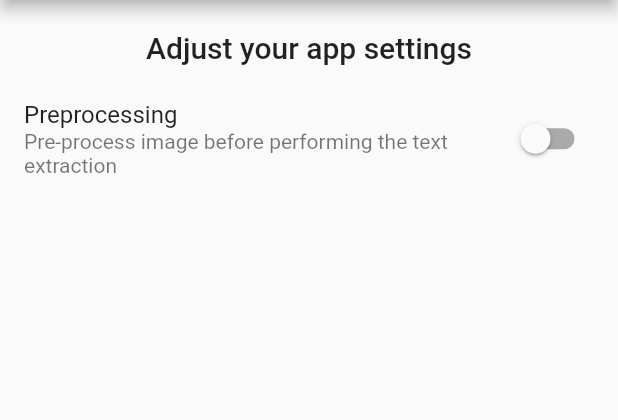
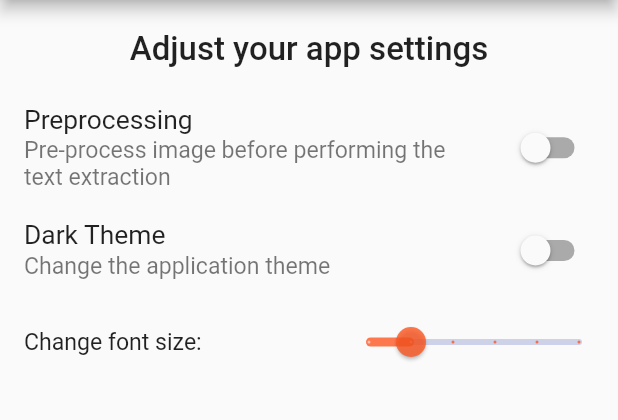
Before and after one commit to TomerGibor/Final-Project-OCR, a Flutter app: the screen it shows after launch, in the side drawer, after a tap on "Settings", on a phone screen of 412 x 824 dp, the part 84-504 px from its top. Run offline on Flutter 3.47's test engine with Material 2 defaults, Android fonts, the phone set to English and light mode, and no system bars; our stand-ins replace image_picker, share, shared_preferences, sqflite; accounts and stored records are empty.

Commit message:
Improved settings page. Added font size control.

```diff
--- a/App/Editable/lib/main.dart
+++ b/App/Editable/lib/main.dart
@@ -28,7 +28,41 @@ class App extends StatelessWidget {
           create: (ctx) => Editables(),
         ),
       ],
-      child: MaterialApp(
+      child: Consumer<Settings>(
+        builder: (ctx, settings, child) => MaterialApp(
+          theme: ThemeData(
+            primarySwatch: Colors.indigo,
+            accentColor: Colors.deepOrange,
+            visualDensity: VisualDensity.adaptivePlatformDensity,
+            textTheme: Theme.of(context).textTheme.apply(
+                  fontSizeFactor: settings.fontSizeFactor,
+                ),
+            brightness: settings.darkTheme ? Brightness.dark : Brightness.light,
+          ),
+          home: HomeScreen(),
+          routes: {
+            SettingsScreen.routeName: (ctx) => SettingsScreen(),
+            AddEditableScreen.routeName: (ctx) => AddEditableScreen(),
+            EditEditableScreen.routeName: (ctx) => EditEditableScreen(),
+          },
+          debugShowCheckedModeBanner: false,
+        ),
+      ),
+    );
+  }
+}
+
+/*
+child: FutureBuilder(
+        future:
+            Provider.of<Settings>(context, listen: false).fetchAndSetSettings(),
+        builder: (context, snapshot) {
+          if (snapshot.connectionState == ConnectionState.waiting) {
+            return Center(
+              child: CircularProgressIndicator(),
+            );
+          }
+          return MaterialApp(
             theme: ThemeData(
               primarySwatch: Colors.indigo,
               accentColor: Colors.deepOrange,
@@ -41,7 +75,7 @@ class App extends StatelessWidget {
               EditEditableScreen.routeName: (ctx) => EditEditableScreen(),
             },
             debugShowCheckedModeBanner: false,
+          );
+        },
       ),
-    );
-  }
-}
+      */
--- a/App/Editable/lib/providers/settings.dart
+++ b/App/Editable/lib/providers/settings.dart
@@ -2,26 +2,64 @@ import 'package:flutter/foundation.dart';
 import 'package:shared_preferences/shared_preferences.dart';
 
 class Settings with ChangeNotifier {
+  final preprocessingKey = 'preprocessing';
+  final darkThemeKey = 'darkTheme';
+  final fontSizeFactorKey = 'fontSizeFactor';
+  final fontSizeDefaultFactor = 1.1;
+
   bool _preprocessing;
+  bool _darkTheme;
+  double _fontSizeFactor;
+  SharedPreferences _prefs;
 
-  Future<bool> get preprocessing async {
-    if (_preprocessing == null) {
-      final prefs = await SharedPreferences.getInstance();
-      _preprocessing = prefs.getBool('preprocessing') ?? false;
-    }
-    return _preprocessing;
+  Settings() {
+    _preprocessing = true;
+    _darkTheme = false;
+    _fontSizeFactor = fontSizeDefaultFactor;
+    loadFromPrefs();
   }
 
-  Future<void> setPreprocessing(bool newValue) async {
-    _preprocessing = newValue;
-    final prefs = await SharedPreferences.getInstance();
-    prefs.setBool('preprocessing', _preprocessing);
+  bool get preprocessing => _preprocessing;
+  double get fontSizeFactor => _fontSizeFactor;
+  bool get darkTheme => _darkTheme;
+
+  void togglePreprocessing() {
+    _preprocessing = !_preprocessing;
+    saveToPrefs();
     notifyListeners();
   }
 
-  Future<void> fetchAndSetSettings() async {
-    final prefs = await SharedPreferences.getInstance();
-    _preprocessing = prefs.getBool('preprocessing') ?? false;
+  void toggleDarkTheme() {
+    _darkTheme = !_darkTheme;
+    saveToPrefs();
     notifyListeners();
   }
+
+  void setFontSize(double newValue) {
+    _fontSizeFactor = newValue;
+    saveToPrefs();
+    notifyListeners();
+  }
+
+  Future<void> initPrefs() async {
+    if (_prefs == null) {
+      _prefs = await SharedPreferences.getInstance();
+    }
+  }
+
+  Future<void> loadFromPrefs() async {
+    await initPrefs();
+    _preprocessing = _prefs.getBool(preprocessingKey) ?? false;
+    _darkTheme = _prefs.getBool(darkThemeKey) ?? false;
+    _fontSizeFactor =
+        _prefs.getDouble(fontSizeFactorKey) ?? fontSizeDefaultFactor;
+    notifyListeners();
+  }
+
+  Future<void> saveToPrefs() async {
+    await initPrefs();
+    _prefs.setBool(preprocessingKey, _preprocessing);
+    _prefs.setBool(darkThemeKey, _darkTheme);
+    _prefs.setDouble(fontSizeFactorKey, _fontSizeFactor);
+  }
 }
--- a/App/Editable/lib/screens/settings_screen.dart
+++ b/App/Editable/lib/screens/settings_screen.dart
@@ -4,15 +4,8 @@ import 'package:provider/provider.dart';
 import '../widgets/app_drawer.dart';
 import '../providers/settings.dart';
 
-class SettingsScreen extends StatefulWidget {
+class SettingsScreen extends StatelessWidget {
   static const routeName = '/settings';
-
-  @override
-  _SettingsScreenState createState() => _SettingsScreenState();
-}
-
-class _SettingsScreenState extends State<SettingsScreen> {
-  var _preprocess = false;
 
   Widget _buildSwitchListTile(
     String title,
@@ -28,12 +21,6 @@ class _SettingsScreenState extends State<SettingsScreen> {
       ),
       onChanged: updateValue,
     );
-  }
-
-  Future<void> initializeData() async {
-    final settingsProvider = Provider.of<Settings>(context, listen: false);
-    await settingsProvider.fetchAndSetSettings();
-    _preprocess = await settingsProvider.preprocessing;
   }
 
   @override
@@ -52,33 +39,50 @@ class _SettingsScreenState extends State<SettingsScreen> {
               style: Theme.of(context).textTheme.headline6,
             ),
           ),
-          FutureBuilder(
-            future: initializeData(),
-            builder: (context, snapshot) {
-              if (snapshot.connectionState == ConnectionState.waiting) {
-                return Center(
-                  child: CircularProgressIndicator(),
-                );
-              }
-              return Expanded(
+          Consumer<Settings>(
+            builder: (ctx, settings, child) => Expanded(
               child: ListView(
                 children: [
                   _buildSwitchListTile(
                     'Preprocessing',
                     'Pre-process image before performing the text extraction',
-                      _preprocess,
+                    settings.preprocessing,
                     (newValue) {
-                        Provider.of<Settings>(context, listen: false)
-                            .setPreprocessing(newValue);
-                        setState(() {
-                          _preprocess = newValue;
-                        });
+                      settings.togglePreprocessing();
+                    },
+                  ),
+                  _buildSwitchListTile(
+                    'Dark Theme',
+                    'Change the application theme',
+                    settings.darkTheme,
+                    (newValue) {
+                      settings.toggleDarkTheme();
+                    },
+                  ),
+                  Row(
+                    mainAxisAlignment: MainAxisAlignment.spaceBetween,
+                    children: [
+                      Padding(
+                        padding: const EdgeInsets.all(16),
+                        child: const Text('Change font size:'),
+                      ),
+                      Slider(
+                        value: settings.fontSizeFactor,
+                        min: 1,
+                        max: 1.4,
+                        divisions: 5,
+                        label: null,
+                        activeColor:
+                            Theme.of(context).accentColor.withOpacity(0.8),
+                        onChanged: (value) {
+                          settings.setFontSize(value);
                         },
                       ),
                     ],
                   ),
-              );
-            },
+                ],
+              ),
+            ),
           ),
         ],
       ),
--- a/App/Editable/lib/widgets/editable_item.dart
+++ b/App/Editable/lib/widgets/editable_item.dart
@@ -104,7 +104,8 @@ class EditableItem extends StatelessWidget {
                   child: Text(
                     text,
                     style: TextStyle(
-                      fontSize: 18,
+                      fontSize:
+                          Theme.of(context).textTheme.headline6.fontSize * 0.8,
                     ),
                   ),
                 ),
```
Lines whose indentation alone changed are shown as unchanged.
